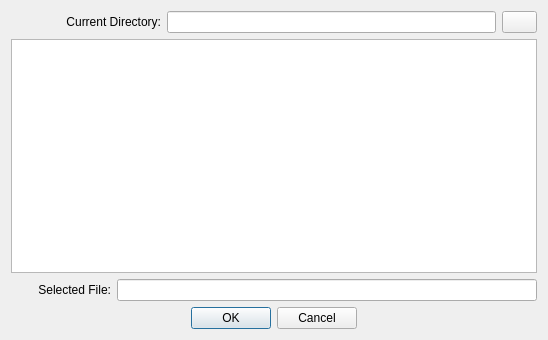
Above: AdVersion_gui/advfolderchooser.ui from zcobell/AdVersion before the change. Below: the same form after it.
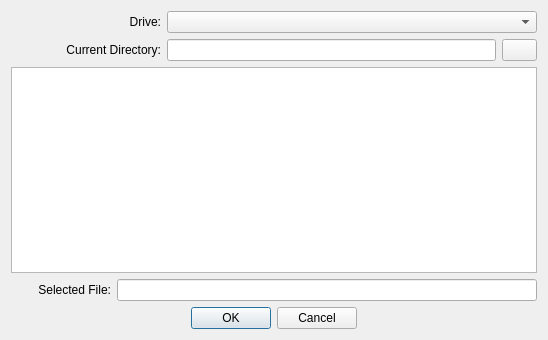
That is the form after the change.

Commit message: Adding selection box for drive letters for Windows only. Solves #7

The edit to the form file:
```diff
--- a/AdVersion_gui/advfolderchooser.ui
+++ b/AdVersion_gui/advfolderchooser.ui
@@ -14,6 +14,35 @@
    <string>Select .adv File</string>
   </property>
   <layout class="QVBoxLayout" name="verticalLayout">
+   <item>
+    <layout class="QHBoxLayout" name="horizontalLayout_3">
+     <item>
+      <widget class="QLabel" name="label_drive">
+       <property name="minimumSize">
+        <size>
+         <width>150</width>
+         <height>0</height>
+        </size>
+       </property>
+       <property name="maximumSize">
+        <size>
+         <width>150</width>
+         <height>16777215</height>
+        </size>
+       </property>
+       <property name="text">
+        <string>Drive:</string>
+       </property>
+       <property name="alignment">
+        <set>Qt::AlignRight|Qt::AlignTrailing|Qt::AlignVCenter</set>
+       </property>
+      </widget>
+     </item>
+     <item>
+      <widget class="QComboBox" name="combo_driveSelect"/>
+     </item>
+    </layout>
+   </item>
    <item>
     <layout class="QHBoxLayout" name="horizontalLayout_2">
      <item>
```
The commit also changes 2 other files.
